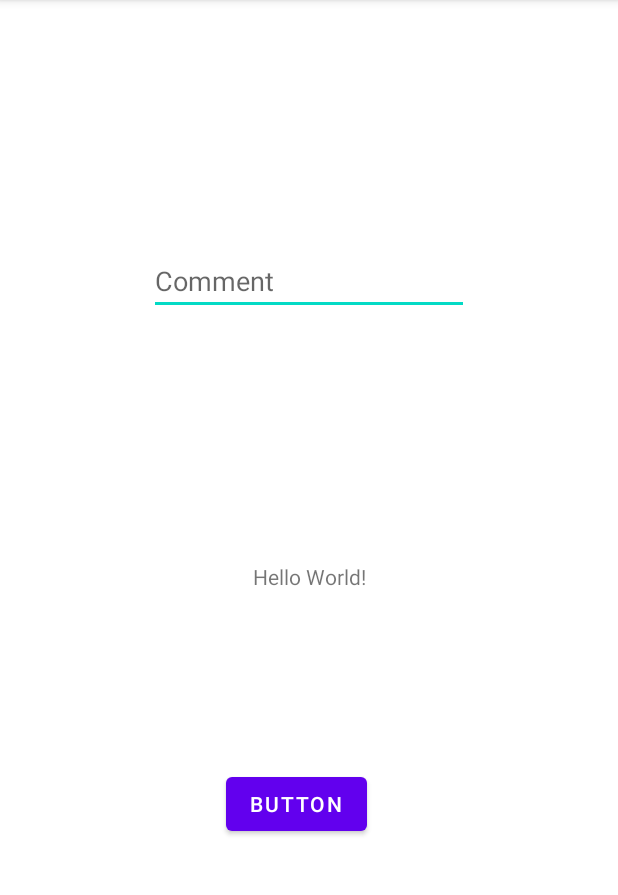
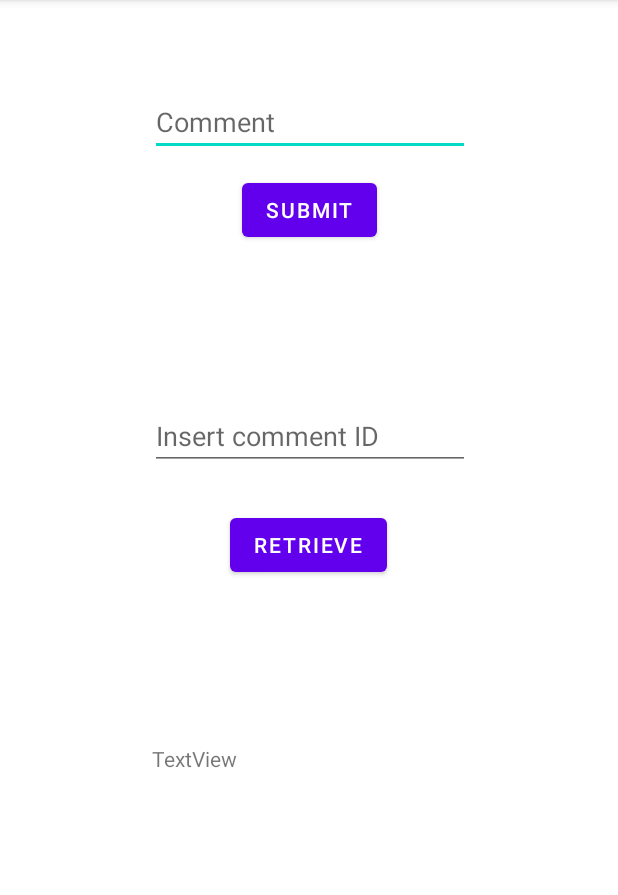
Before and after one commit to Zarasawa/Opinionist, an Android app: the screen it shows after launch (MainActivity), on a phone screen of 412 x 824 dp, the part 84-979 px from its top. Run offline under Robolectric (Android 15) with nearby library versions, the phone set to English and light mode, and no system bars; our stand-ins replace Firebase (no records; nobody signed in at launch, a user with empty details on screens opened directly).

Commit message:
Added ability to retrieve comment data

```diff
--- a/app/src/main/java/com/example/opinionist/Comment.java
+++ b/app/src/main/java/com/example/opinionist/Comments.java
@@ -1,10 +1,10 @@
 package com.example.opinionist;
 
-public class Comment {
+public class Comments {
     private String comment;
     private Integer likes;
 
-    public Comment() {
+    public Comments() {
         likes = 0;
     }
 
--- a/app/src/main/java/com/example/opinionist/MainActivity.java
+++ b/app/src/main/java/com/example/opinionist/MainActivity.java
@@ -1,5 +1,6 @@
 package com.example.opinionist;
 
+import androidx.annotation.NonNull;
 import androidx.appcompat.app.AppCompatActivity;
 import android.os.Bundle;
 import android.view.View;
@@ -8,45 +9,102 @@ import android.widget.EditText;
 import android.widget.TextView;
 import android.widget.Toast;
 
+import com.google.firebase.database.DataSnapshot;
+import com.google.firebase.database.DatabaseError;
 import com.google.firebase.database.DatabaseReference;
 import com.google.firebase.database.FirebaseDatabase;
+import com.google.firebase.database.ValueEventListener;
 
-import java.net.InetAddress;
-import java.net.Socket;
+import org.w3c.dom.Text;
 
 public class MainActivity extends AppCompatActivity {
-    EditText comment;
+    EditText subComment, retComment;
     DatabaseReference reff;
-    Comment newComment;
-    Button btnsubmit;
+    Comments newComments;
+    Button btnSubmit, btnretrieve;
+    TextView viewComment;
+    long maxid = 0;
 
     @Override
     protected void onCreate(Bundle savedInstanceState) {
         super.onCreate(savedInstanceState);
         setContentView(R.layout.activity_main);
 
+        /* SEND COMMENT TO SERVER */
         // check connection to firebase server
         Toast.makeText(MainActivity.this, "Firebase connection success!", Toast.LENGTH_LONG).show();
 
         // get comment from comment textbox
-        comment = (EditText)findViewById(R.id.editComment);
-        newComment = new Comment();
+        subComment = (EditText)findViewById(R.id.editComment);
+        newComments = new Comments();
 
         // create new reference to database. all comment instances will fall under 'comments'
+        // must be done for submission and retrieval
         reff = FirebaseDatabase.getInstance().getReference("comments");
 
+        // get number of comments in database and set it to maxid
+        // so that next comment can be maxid+1
+        reff.addValueEventListener(new ValueEventListener() {
+            @Override
+            public void onDataChange(@NonNull DataSnapshot snapshot) {
+                if(snapshot.exists()) {
+                    maxid=snapshot.getChildrenCount();
+                }
 
-        btnsubmit = (Button)findViewById(R.id.button);
-        btnsubmit.setOnClickListener(new View.OnClickListener() {
+            }
+
+            @Override
+            public void onCancelled(@NonNull DatabaseError error) {
+
+            }
+        });
+
+        // send comment to firebase server when button is clicked
+        btnSubmit = (Button)findViewById(R.id.button);
+        btnSubmit.setOnClickListener(new View.OnClickListener() {
             @Override
             public void onClick(View v) {
-                newComment.setComment(String.valueOf(comment.getText()));
-                newComment.setLikes(0);
+                newComments.setComment(String.valueOf(subComment.getText()));
+                newComments.setLikes(0);
 
-                reff.push().setValue(newComment);
+                reff.child(String.valueOf(maxid+1)).setValue(newComments);
                 Toast.makeText(MainActivity.this, "Comment inserted successfuly!", Toast.LENGTH_LONG).show();
             }
         });
+
+
+
+        /* RETRIEVE DATA */
+        // get xml items
+        retComment = (EditText)findViewById(R.id.editRetrieveComment);
+        btnretrieve = (Button)findViewById(R.id.button2);
+        viewComment = (TextView)findViewById(R.id.textViewComment);
+
+        // check when retrieve button is clicked
+        btnretrieve.setOnClickListener(new View.OnClickListener() {
+            @Override
+            public void onClick(View v) {
+
+                // grab a snapshot of comments array in database
+                reff.addValueEventListener(new ValueEventListener() {
+                    @Override
+                    public void onDataChange(@NonNull DataSnapshot snapshot) {
+                        if( snapshot.child(String.valueOf(retComment.getText())).exists() ) { // comment ID exists
+                            viewComment.setText(snapshot.child(String.valueOf(retComment.getText())).getValue().toString());
+                        } else { // comment ID does not exists
+                            viewComment.setText("Comment ID does not exist");
+                        }
+                    }
+
+                    @Override
+                    public void onCancelled(@NonNull DatabaseError error) {
+
+                    }
+                });
+
+            }
+        });
+
 
 
 
--- a/app/src/main/res/layout/activity_main.xml
+++ b/app/src/main/res/layout/activity_main.xml
@@ -6,28 +6,17 @@
     android:layout_height="match_parent"
     tools:context=".MainActivity">
 
-    <TextView
-        android:id="@+id/textView"
-        android:layout_width="wrap_content"
-        android:layout_height="wrap_content"
-        android:text="Hello World!"
-        app:layout_constraintBottom_toBottomOf="parent"
-        app:layout_constraintLeft_toLeftOf="parent"
-        app:layout_constraintRight_toRightOf="parent"
-        app:layout_constraintTop_toTopOf="parent" />
-
     <Button
         android:id="@+id/button"
         android:layout_width="wrap_content"
         android:layout_height="wrap_content"
         android:onClick="doInc"
-        android:text="Button"
+        android:text="Submit"
         app:layout_constraintBottom_toBottomOf="parent"
         app:layout_constraintEnd_toEndOf="parent"
-        app:layout_constraintHorizontal_bias="0.474"
         app:layout_constraintStart_toStartOf="parent"
         app:layout_constraintTop_toTopOf="parent"
-        app:layout_constraintVertical_bias="0.711" />
+        app:layout_constraintVertical_bias="0.161" />
 
     <EditText
         android:id="@+id/editComment"
@@ -36,9 +25,49 @@
         android:ems="10"
         android:hint="Comment"
         android:inputType="textPersonName"
-        app:layout_constraintBottom_toTopOf="@+id/textView"
+        app:layout_constraintBottom_toTopOf="@+id/button"
         app:layout_constraintEnd_toEndOf="parent"
+        app:layout_constraintHorizontal_bias="0.502"
         app:layout_constraintStart_toStartOf="parent"
-        app:layout_constraintTop_toTopOf="parent" />
+        app:layout_constraintTop_toTopOf="parent"
+        app:layout_constraintVertical_bias="0.83" />
+
+    <EditText
+        android:id="@+id/editRetrieveComment"
+        android:layout_width="wrap_content"
+        android:layout_height="wrap_content"
+        android:layout_marginTop="104dp"
+        android:ems="10"
+        android:hint="Insert comment ID"
+        android:inputType="textPersonName"
+        app:layout_constraintBottom_toBottomOf="parent"
+        app:layout_constraintEnd_toEndOf="parent"
+        app:layout_constraintHorizontal_bias="0.502"
+        app:layout_constraintStart_toStartOf="parent"
+        app:layout_constraintTop_toBottomOf="@+id/button"
+        app:layout_constraintVertical_bias="0.0" />
+
+    <Button
+        android:id="@+id/button2"
+        android:layout_width="wrap_content"
+        android:layout_height="wrap_content"
+        android:text="Retrieve"
+        app:layout_constraintBottom_toTopOf="@+id/textViewComment"
+        app:layout_constraintEnd_toEndOf="parent"
+        app:layout_constraintHorizontal_bias="0.498"
+        app:layout_constraintStart_toStartOf="parent"
+        app:layout_constraintTop_toBottomOf="@+id/editRetrieveComment"
+        app:layout_constraintVertical_bias="0.191" />
+
+    <TextView
+        android:id="@+id/textViewComment"
+        android:layout_width="210dp"
+        android:layout_height="60dp"
+        android:layout_marginBottom="212dp"
+        android:text="TextView"
+        app:layout_constraintBottom_toBottomOf="parent"
+        app:layout_constraintEnd_toEndOf="parent"
+        app:layout_constraintHorizontal_bias="0.502"
+        app:layout_constraintStart_toStartOf="parent" />
 
 </androidx.constraintlayout.widget.ConstraintLayout>
```
